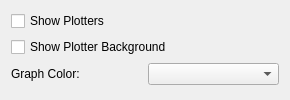
Old version of the form plasma/applets/system-monitor/temperature-config-adv.ui in the repository mgottschlag/kwin-tiling.
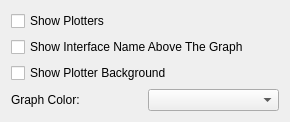
New version of the form. Custom widgets are drawn as their Qt base class.

Commit message: Temperature widget now defaults to plotter in panel and shows values in tooltip (consistent with cpu, net, hdd) BUG:177251

The edit to the form file:
```diff
--- a/plasma/applets/system-monitor/temperature-config-adv.ui
+++ b/plasma/applets/system-monitor/temperature-config-adv.ui
@@ -18,6 +18,13 @@
      </property>
     </widget>
    </item>
+   <item>
+    <widget class="QCheckBox" name="showTopBarCheckBox">
+     <property name="text">
+      <string>Show Interface Name Above The Graph</string>
+     </property>
+    </widget>
+   </item>
    <item>
     <widget class="QCheckBox" name="showBackgroundCheckBox">
      <property name="text">
```
The commit also changes 2 other files.
